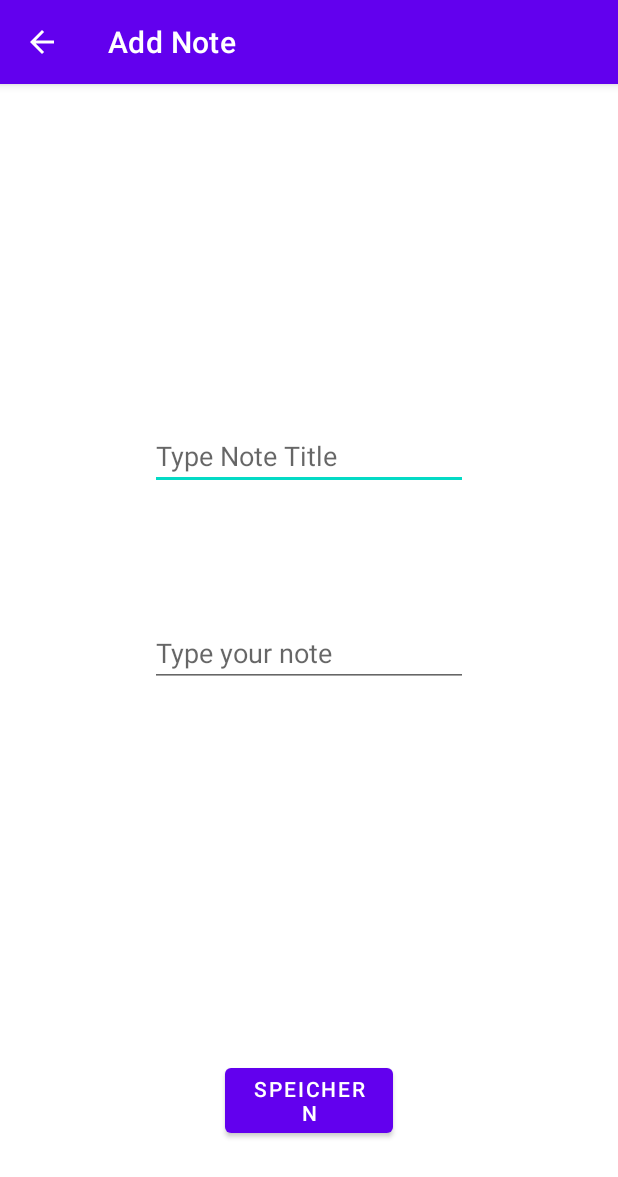
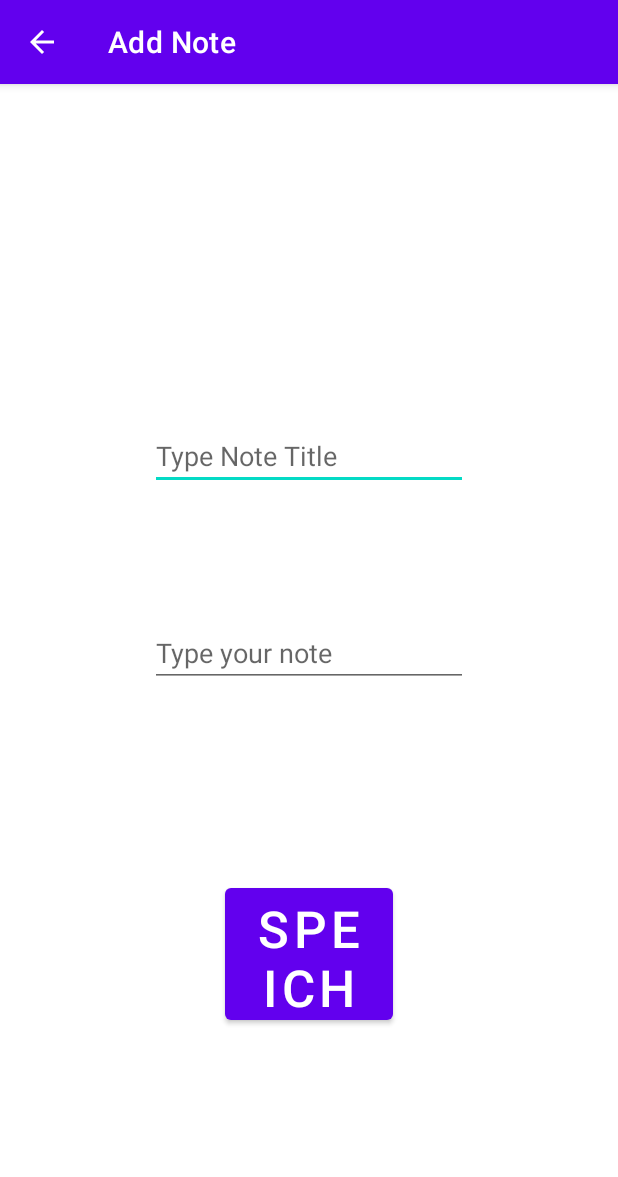
Before and after one commit to bolatSeref/LerntagebuchApp, an Android app: the AddNoteActivity screen opened directly, with no data from a screen before it, on a phone screen of 412 x 824 dp. Shown: the top 1177 px of the screen. Run offline under Robolectric (Android 15) with nearby library versions, the phone set to English and light mode, and no system bars; Roboto replaces fonts that are not available here.

Commit message:
bugs fixed

```diff
--- a/app/src/main/java/com/creactivestudio/lerntagebuchapp/SelectLearnPlan.java
+++ b/app/src/main/java/com/creactivestudio/lerntagebuchapp/SelectLearnPlan.java
@@ -28,8 +28,8 @@ public class SelectLearnPlan extends AppCompatActivity {
         super.onCreate(savedInstanceState);
         setContentView(R.layout.activity_select_learn_plan);
 
-        // Initialition von Views
-        initViews();
+
+        initViews();// Initialition von Views
 
         storeDataInArrays(); // Wir speichern alle Daten von Sqlite zu oben besreibene Array Lists ein.
         rvAllThemes.setAdapter(allThemesRecyclerViewAdapter);
--- a/app/src/main/java/com/creactivestudio/lerntagebuchapp/note/CustomNoteRvAdapter.java
+++ b/app/src/main/java/com/creactivestudio/lerntagebuchapp/note/CustomNoteRvAdapter.java
@@ -57,6 +57,8 @@ public class CustomNoteRvAdapter extends RecyclerView.Adapter <CustomNoteRvAdapt
                 DatabaseHelper databaseHelper=new DatabaseHelper(context);
                 databaseHelper.deleteOneRow(String.valueOf(noteId.get(position)));
 
+                activity.recreate();
+
             }
         });
         holder.imgUpdate.setOnClickListener(new View.OnClickListener() {
--- a/app/src/main/res/layout/activity_add_note.xml
+++ b/app/src/main/res/layout/activity_add_note.xml
@@ -39,12 +39,15 @@
     <Button
         android:id="@+id/btnSaveNote"
         android:layout_width="0dp"
-        android:layout_height="wrap_content"
+        android:layout_height="100dp"
         android:layout_marginStart="150dp"
-        android:layout_marginTop="248dp"
+        android:layout_marginTop="128dp"
         android:layout_marginEnd="150dp"
+        android:onClick="saveNote"
         android:text="@string/speichern"
+        android:textSize="34sp"
         app:layout_constraintEnd_toEndOf="parent"
+        app:layout_constraintHorizontal_bias="0.0"
         app:layout_constraintStart_toStartOf="parent"
         app:layout_constraintTop_toBottomOf="@+id/etNoteText" />
 </androidx.constraintlayout.widget.ConstraintLayout>
--- a/app/src/main/res/values/strings.xml
+++ b/app/src/main/res/values/strings.xml
@@ -25,6 +25,9 @@
     <string name="dein_ziel_ist_geloescht">Dein Ziel ist gelöscht!</string>
     <string name="fuelle_die_zeit_eingabe_ein">Fülle die Zeit Eingabe ein!</string>
     <string name="erstelle_deinen_lernplan">Erstelle deinen Lernplan</string>
+    <string name="an_error_is_occured">An error is occured</string>
+    <string name="please_save_theme">Please save theme</string>
+    <string name="bitte_vollständige_dein_notizen">Bitte vollständige dein Notizen</string>
 
     <string-array name="mathe_themen">
         <item>Wähle Themen um dein Lernziel zu bestimmen! </item>
```
Also changed, not shown: app/src/main/java/com/creactivestudio/lerntagebuchapp/CreateStudyPlan.java (+13 -2 lines), app/src/main/java/com/creactivestudio/lerntagebuchapp/goals/DatabaseHelperLearningGoals.java (+26 -0 lines), app/src/main/java/com/creactivestudio/lerntagebuchapp/note/AddNoteActivity.java (+30 -7 lines).
